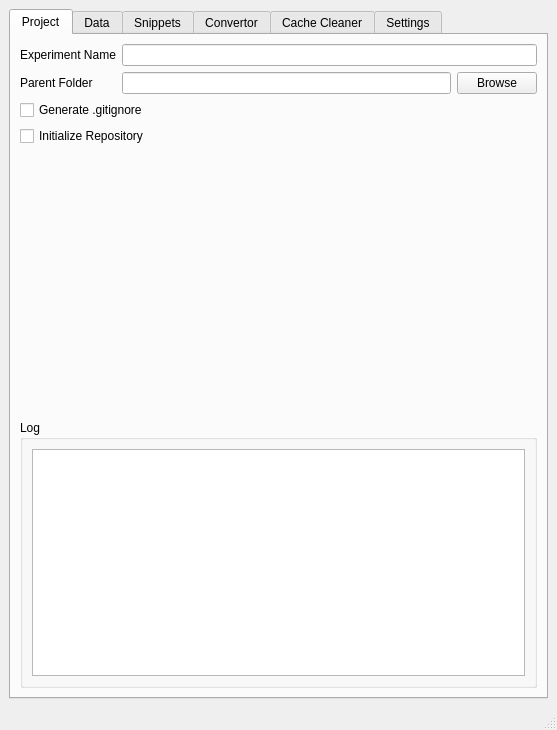
Above: ui/main_window.ui from Didi-Huang/lea before the change. Below: the same form after it.
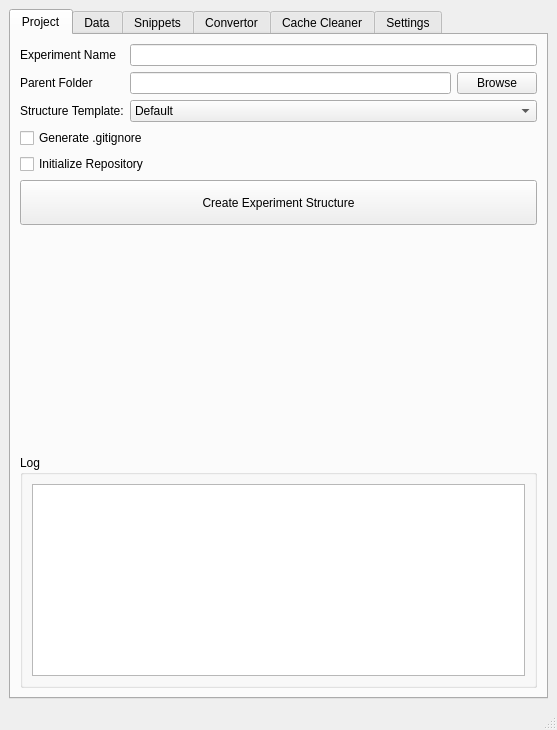
That is the form after the change. The open tabs and pages were chosen to show the change.

```diff
--- a/ui/main_window.ui
+++ b/ui/main_window.ui
@@ -73,6 +73,32 @@
                                     </item>
                                  </layout>
                               </item>
+                              <item row="2" column="0">
+                                 <widget class="QLabel" name="label_project_template">
+                                    <property name="text">
+                                       <string>Structure Template:</string>
+                                    </property>
+                                 </widget>
+                              </item>
+                              <item row="2" column="1">
+                                 <widget class="QComboBox" name="combo_project_template">
+                                    <item>
+                                       <property name="text">
+                                          <string>Default</string>
+                                       </property>
+                                    </item>
+                                    <item>
+                                       <property name="text">
+                                          <string>Scientific</string>
+                                       </property>
+                                    </item>
+                                    <item>
+                                       <property name="text">
+                                          <string>Custom</string>
+                                       </property>
+                                    </item>
+                                 </widget>
+                              </item>
                            </layout>
                         </item>
                         <item>
@@ -89,6 +115,19 @@
                               </property>
                            </widget>
                         </item>
+                        <item>
+                           <widget class="QPushButton" name="btn_project_create">
+                              <property name="text">
+                                 <string>Create Experiment Structure</string>
+                              </property>
+                              <property name="minimumSize">
+                                 <size>
+                                    <width>0</width>
+                                    <height>45</height>
+                                 </size>
+                              </property>
+                           </widget>
+                        </item>
                         <item>
                            <spacer name="verticalSpacer_project">
                               <property name="orientation">
```
Left out of the diff: 1 changed line with no effect on the pictures.
